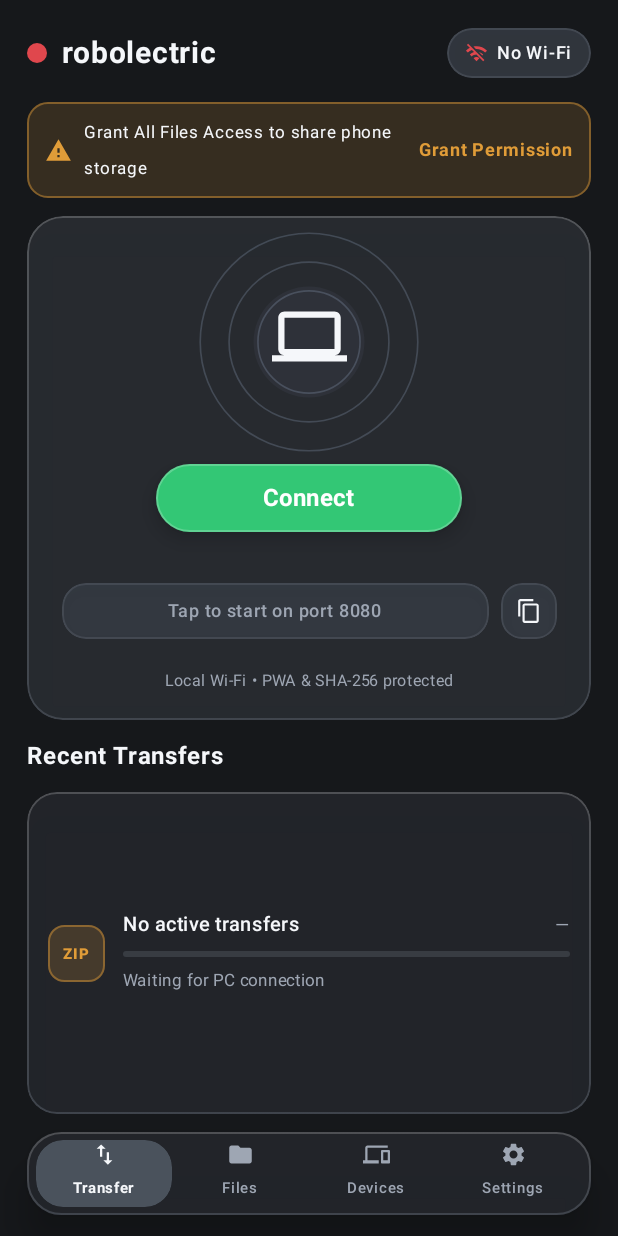
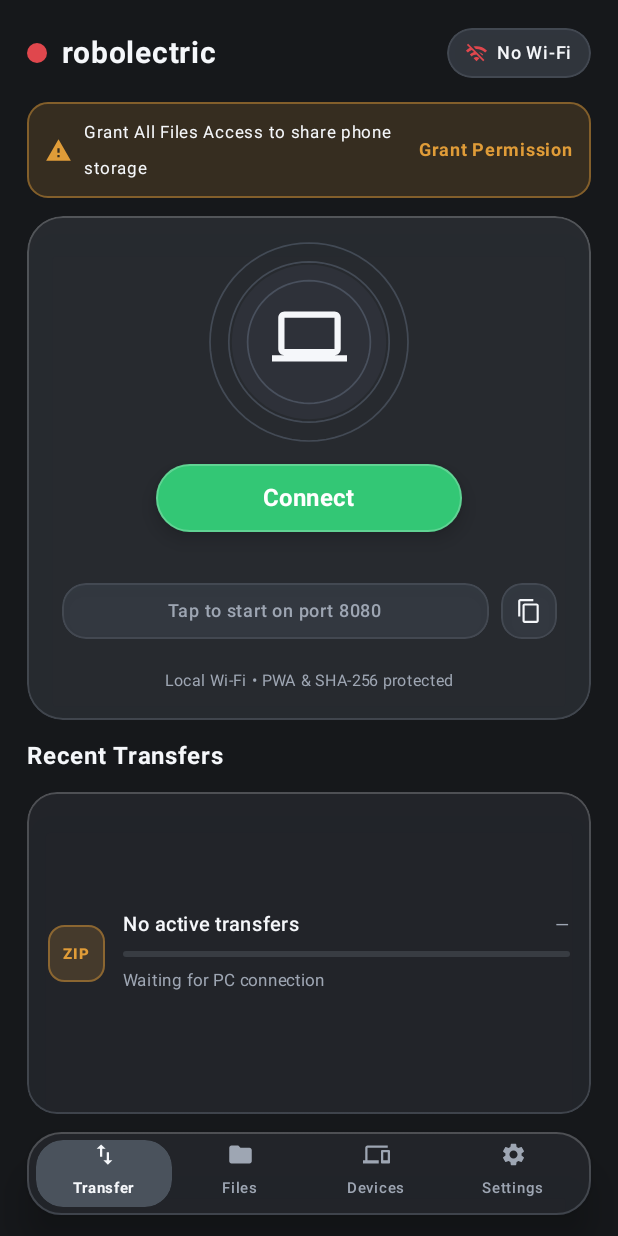
Before and after one commit to JackBrownUA/AirSharePC-, an Android app built with Jetpack Compose: the screen it shows after launch (MainActivity), on a phone screen of 412 x 824 dp. Run offline under Robolectric (Android 15) with nearby library versions, the phone set to English and light mode, and no system bars; 1 statement that could not run was skipped.

Commit message:
Restore wavy radar rings and fix RecentTransfersCard display

```diff
--- a/app/src/main/java/com/airshare/airshare/ui/UiComponents.kt
+++ b/app/src/main/java/com/airshare/airshare/ui/UiComponents.kt
@@ -60,6 +60,7 @@ import androidx.compose.ui.geometry.Offset
 import androidx.compose.ui.geometry.Size
 import androidx.compose.ui.graphics.Brush
 import androidx.compose.ui.graphics.Color
+import androidx.compose.ui.graphics.Path
 import androidx.compose.ui.graphics.StrokeCap
 import androidx.compose.ui.graphics.drawscope.Stroke
 import androidx.compose.ui.graphics.vector.ImageVector
@@ -72,6 +73,9 @@ import androidx.compose.ui.window.DialogProperties
 import com.airshare.airshare.SettingsStore
 import com.airshare.airshare.TransferProgress
 import com.airshare.airshare.server.AuthChallenge
+import kotlin.math.PI
+import kotlin.math.cos
+import kotlin.math.sin
 
 @Composable
 fun OriginalHeader(
@@ -155,23 +159,14 @@ fun RadarHeroCard(
     onCopyAddress: () -> Unit,
 ) {
     val transition = rememberInfiniteTransition(label = "radar")
-    val pulse by transition.animateFloat(
+    val wavePhase by transition.animateFloat(
         initialValue = 0f,
-        targetValue = 1f,
+        targetValue = (2.0 * PI).toFloat(),
         animationSpec = infiniteRepeatable(
-            animation = tween(durationMillis = 3200, easing = LinearEasing),
+            animation = tween(durationMillis = 3000, easing = LinearEasing),
             repeatMode = RepeatMode.Restart,
         ),
-        label = "pulse",
-    )
-    val sweepAngle by transition.animateFloat(
-        initialValue = 0f,
-        targetValue = 360f,
-        animationSpec = infiniteRepeatable(
-            animation = tween(durationMillis = 3600, easing = LinearEasing),
-            repeatMode = RepeatMode.Restart,
-        ),
-        label = "sweep",
+        label = "wavePhase",
     )
 
     Surface(
@@ -194,55 +189,38 @@ fun RadarHeroCard(
 Canvas(modifier = Modifier.fillMaxSize()) {
     val centerY = size.height * 0.25f
 val center = Offset(size.width / 2f, centerY)
-                val maxR = minOf(centerY - 10.dp.toPx(), size.width * 0.28f).coerceAtLeast(36.dp.toPx())
+val maxR = minOf(centerY - 8.dp.toPx(), size.width * 0.26f, 66.dp.toPx()).coerceAtLeast(38.dp.toPx())
 
 drawCircle(
     color = palette.radarGlow,
-                    radius = maxR * 0.50f,
+    radius = maxR * 0.78f,
     center = center,
 )
+val radii = listOf(maxR * 0.62f, maxR * 0.81f, maxR * 1.00f)
+val amps = if (serverRunning) listOf(1.6.dp.toPx(), 2.1.dp.toPx(), 2.6.dp.toPx()) else listOf(0f, 0f, 0f)
+val steps = 72
+val ringColor = if (serverRunning) palette.green.copy(alpha = 0.48f) else palette.radarRing
 
-                if (serverRunning) {
-                    for (i in 0..2) {
-                        val phase = (pulse + i / 3f) % 1f
-                        val r = maxR * (0.34f + 0.66f * phase)
-                        val alpha = (1f - phase) * 0.42f
-                        drawCircle(
-                            color = palette.green.copy(alpha = alpha),
-                            radius = r,
-                            center = center,
-                            style = Stroke(width = 1.6.dp.toPx()),
+radii.forEachIndexed { idx, baseR ->
+val amp = amps[idx]
+val phase = if (serverRunning) wavePhase + idx * 1.15f else 0f
+val path = Path()
+for (s in 0 until steps) {
+val ang = ((2.0 * PI * s) / steps).toFloat()
+val wave = if (amp > 0f) {
+amp * sin(6f * ang + phase) + (amp * 0.35f) * cos(3f * ang - phase)
+} else 0f
+val r = baseR + wave
+val px = center.x + cos(ang) * r
+val py = center.y + sin(ang) * r
+if (s == 0) path.moveTo(px, py) else path.lineTo(px, py)
+}
+path.close()
+drawPath(
+path = path,
+color = ringColor,
+style = Stroke(width = if (serverRunning) 1.5.dp.toPx() else 1.15.dp.toPx()),
 )
-                    }
-                    val arcR = maxR * 0.78f
-                    drawArc(
-                        color = palette.green.copy(alpha = 0.55f),
-                        startAngle = sweepAngle,
-                        sweepAngle = 78f,
-                        useCenter = false,
-                        topLeft = Offset(center.x - arcR, center.y - arcR),
-                        size = Size(arcR * 2f, arcR * 2f),
-                        style = Stroke(width = 2.4.dp.toPx(), cap = StrokeCap.Round),
-                    )
-                    val innerArcR = maxR * 0.52f
-                    drawArc(
-                        color = palette.blue.copy(alpha = 0.45f),
-                        startAngle = -sweepAngle * 1.3f,
-                        sweepAngle = 64f,
-                        useCenter = false,
-                        topLeft = Offset(center.x - innerArcR, center.y - innerArcR),
-                        size = Size(innerArcR * 2f, innerArcR * 2f),
-                        style = Stroke(width = 2.dp.toPx(), cap = StrokeCap.Round),
-                    )
-                } else {
-                    for (f in listOf(0.46f, 0.72f, 0.98f)) {
-                        drawCircle(
-                            color = palette.radarRing,
-                            radius = maxR * f,
-                            center = center,
-                            style = Stroke(width = 1.1.dp.toPx()),
-                        )
-                    }
 }
 }
 
@@ -389,9 +367,31 @@ fun RecentTransfersCard(
                 .padding(horizontal = 14.dp, vertical = 12.dp),
             verticalArrangement = Arrangement.SpaceEvenly,
         ) {
+            fun parseEntry(entry: String): Triple<String, String, String> {
+                val parts = entry.split("•", limit = 2)
+                val title = parts[0].trim()
+                val meta = if (parts.size > 1) parts[1].trim() else ""
+                val lower = title.lowercase()
+                val badge = when {
+                    lower.endsWith(".zip") || lower.endsWith(".rar") || lower.endsWith(".7z") || lower.endsWith(".tar") || lower.endsWith(".gz") -> "ZIP"
+                    lower.endsWith(".jpg") || lower.endsWith(".jpeg") || lower.endsWith(".png") || lower.endsWith(".webp") || lower.endsWith(".gif") || lower.endsWith(".heic") -> "IMG"
+                    entry.contains("↑") || lower.startsWith("up:") || meta.contains("upload", ignoreCase = true) -> "UP"
+                    entry.contains("↓") || lower.startsWith("dl:") || meta.contains("download", ignoreCase = true) -> "DL"
+                    else -> "FILE"
+                }
+                return Triple(badge, title, meta)
+            }
+
+            val firstParsed = if (history.isNotEmpty()) parseEntry(history[0]) else null
+            val row1Badge = when {
+                progress.active && progress.direction == "upload" -> "UP"
+                progress.active -> "DL"
+                firstParsed != null -> firstParsed.first
+                else -> "ZIP"
+            }
             val row1Title = when {
                 progress.active -> progress.filename
-                history.isNotEmpty() -> history[0]
+                firstParsed != null -> firstParsed.second
                 else -> noActiveText
             }
             val row1Ratio = when {
@@ -407,12 +407,12 @@ fun RecentTransfersCard(
             }
             val row1Sub = when {
                 progress.active -> "${SettingsStore.formatSize(progress.transferredBytes)} / ${SettingsStore.formatSize(progress.totalBytes)}"
-                history.isNotEmpty() -> history[0]
+                firstParsed != null -> firstParsed.third
                 else -> waitingText
             }
 
             TransferBadgeRow(
-                badgeText = if (progress.active && progress.direction == "upload") "UP" else "ZIP",
+                badgeText = row1Badge,
                 badgeColor = palette.amber,
                 title = row1Title,
                 pctText = row1Pct,
@@ -422,13 +422,13 @@ fun RecentTransfersCard(
             )
 
             if (history.size > 1) {
-                val second = history[1]
+                val (badge2, title2, meta2) = parseEntry(history[1])
                 TransferBadgeRow(
-                    badgeText = "FILE",
+                    badgeText = badge2,
                     badgeColor = palette.blue,
-                    title = second,
+                    title = title2,
                     pctText = "100%",
-                    subText = second,
+                    subText = meta2,
                     ratio = 1f,
                     palette = palette,
                 )
```
Lines whose indentation alone changed are shown as unchanged.
